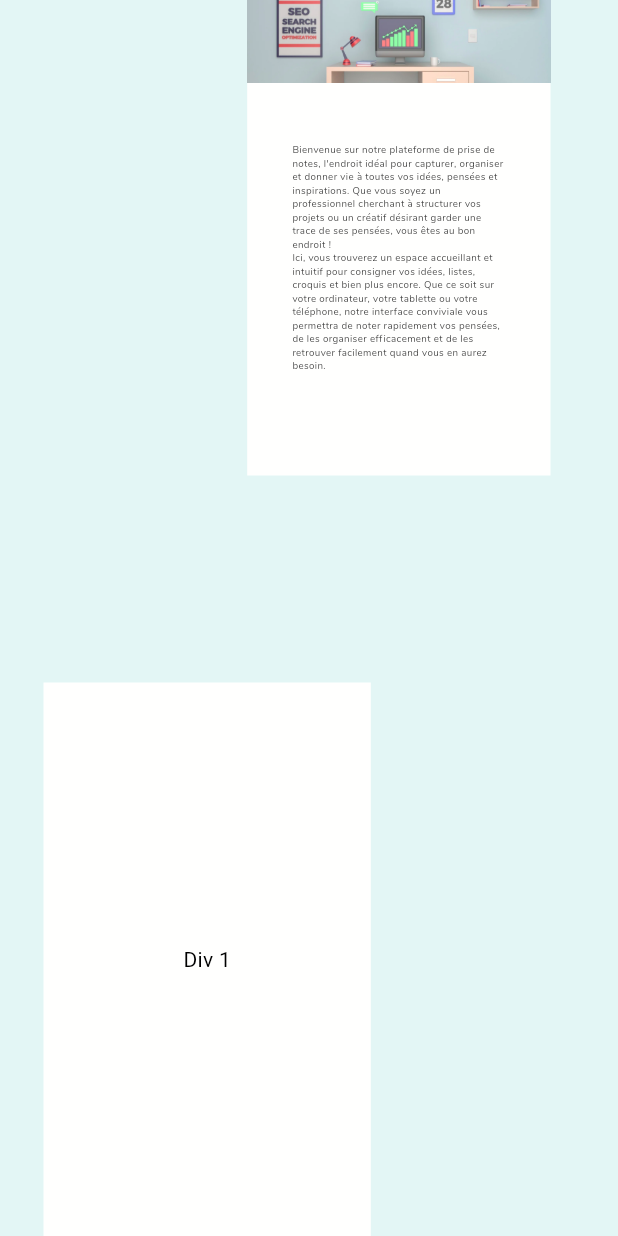
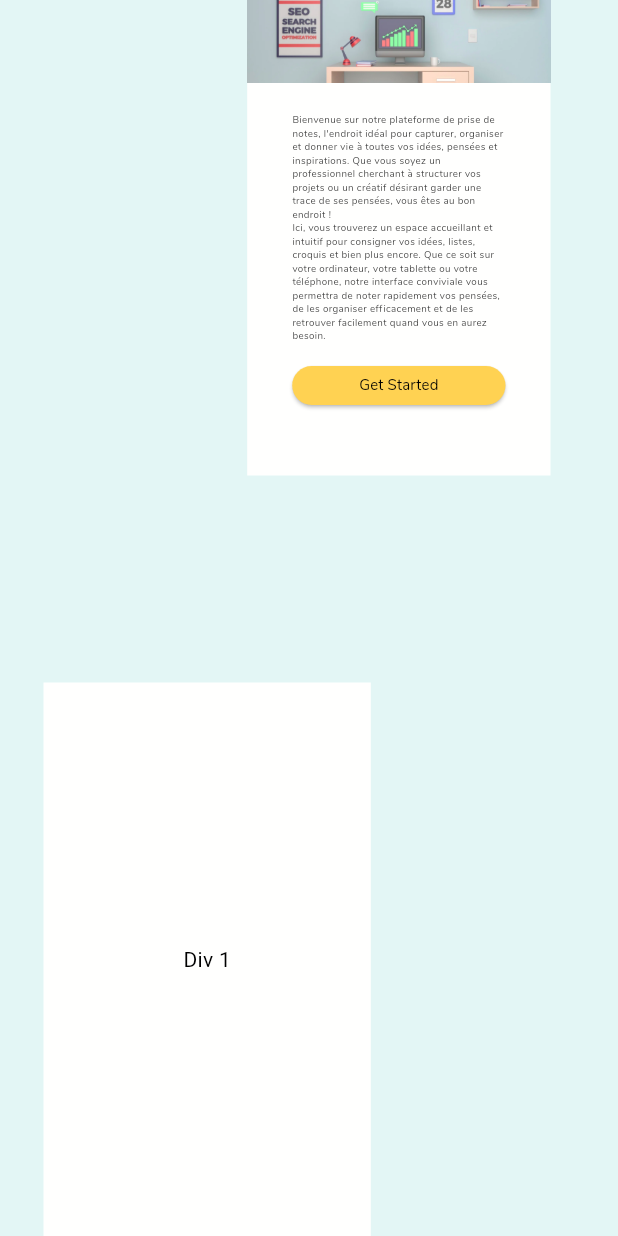
Before and after one commit to PauPauNeeemow/NoteWebEpseedTestPaulin, a Flutter app: the screen it shows after launch, on a phone screen of 412 x 824 dp. Run offline on Flutter 3.47's test engine with Material 3 defaults, Android fonts, the phone set to English and light mode, and no system bars.

Commit message:
PageBienvenueV1

```diff
--- a/notesweeb/lib/main.dart
+++ b/notesweeb/lib/main.dart
@@ -24,15 +24,6 @@
 class MyHomePage extends StatefulWidget {
   const MyHomePage({super.key, required this.title});
 
-  // This widget is the home page of your application. It is stateful, meaning
-  // that it has a State object (defined below) that contains fields that affect
-  // how it looks.
-
-  // This class is the configuration for the state. It holds the values (in this
-  // case the title) provided by the parent (in this case the App widget) and
-  // used by the build method of the State. Fields in a Widget subclass are
-  // always marked "final".
-
   final String title;
 
   @override
@@ -40,16 +31,13 @@
 }
 
 class _MyHomePageState extends State<MyHomePage> {
+  bool isVisible = true;
+
   int counter = 0;
 
-  void incrementCounter() {
+  void hidePositioned() {
     setState(() {
-      // This call to setState tells the Flutter framework that something has
-      // changed in this State, which causes it to rerun the build method below
-      // so that the display can reflect the updated values. If we changed
-      // _counter without calling setState(), then the build method would not be
-      // called again, and so nothing would appear to happen.
-      counter++;
+      isVisible = false;
     });
   }
 
@@ -78,12 +66,18 @@
               ),
             ),
           ),
-          Positioned(
-            top: 0,
+          AnimatedPositioned(
+          duration: Duration(milliseconds: 500),
+          curve: Curves.easeInOut,
+          top: isVisible ? 0 : -MediaQuery.of(context).size.height,
           left: MediaQuery.of(context).size.width / 2.5,
           right: 45,
           child: Visibility(
-              visible: true,
+            visible: isVisible,
+            child: GestureDetector(
+              onTap: () {
+                hidePositioned();
+              },
               child: Container(
                 height: 317,
                 width: 143,
@@ -98,7 +92,7 @@
                         height: 55,
                         fit: BoxFit.cover,
                       ),
-                    SizedBox(height: 40), // Espacement entre l'image et le texte
+                      SizedBox(height: 20),
                       Center(
                         child: Padding(
                           padding: EdgeInsets.symmetric(horizontal: 30),
@@ -112,7 +106,26 @@
                           ),
                         ),
                       ),
+                      Padding(
+                        padding: EdgeInsets.symmetric(vertical: 5,horizontal: 30),
+                        child: ElevatedButton(
+                          onPressed: () {
+                            hidePositioned();
+                          },
+                          child: Text(
+                            'Get Started',
+                            style: TextStyle(color: Color.fromRGBO(0, 0, 0, 1.0),fontFamily: 'Nunito',fontSize: 10),
+                          ),
+                          style: ElevatedButton.styleFrom(
+                            backgroundColor: Color.fromRGBO(255, 210, 82, 1.0),
+                            minimumSize: Size(91, 26),
+                            maximumSize: Size(91, 26),
+                            shape: StadiumBorder(),
+                          ),
+                        ),
+                      ),
                     ],
+                  ),
                 ),
               ),
             ),
```
Lines whose indentation alone changed are shown as unchanged.
